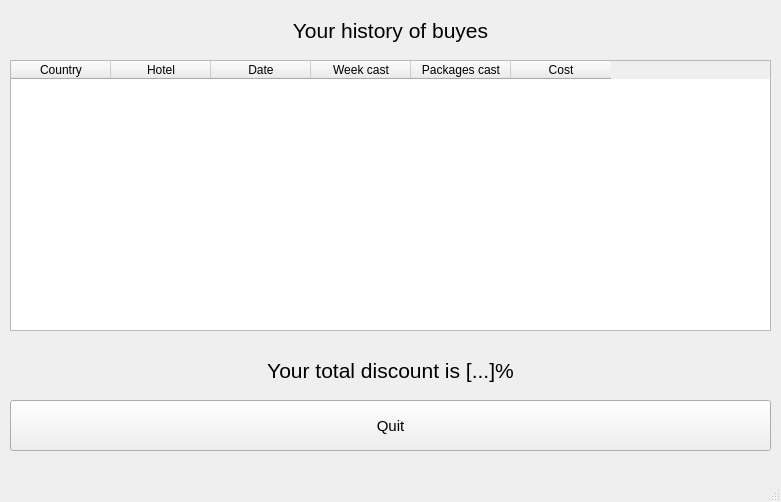
First picture: the form in mdkpv2/buyed_history.ui, repository Korobkov124/MDKP, before the edit.
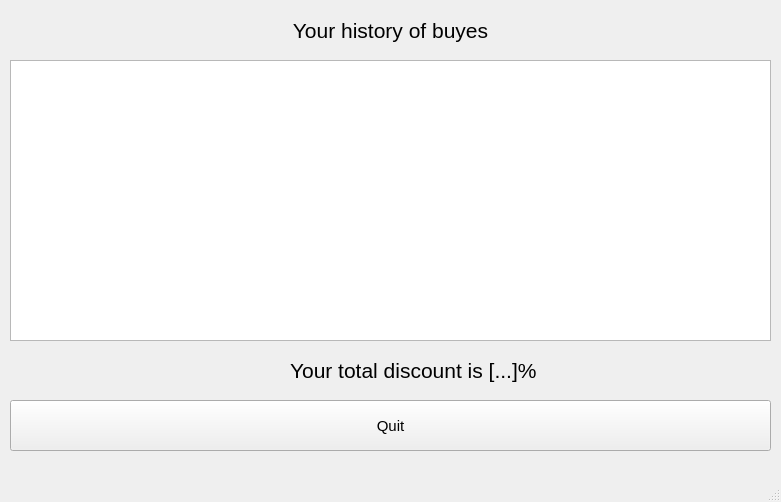
Second picture: the form after the edit.

What changed in the file:
```diff
--- a/mdkpv2/buyed_history.ui
+++ b/mdkpv2/buyed_history.ui
@@ -36,56 +36,21 @@
    <widget class="QLabel" name="label_3">
     <property name="geometry">
      <rect>
-      <x>10</x>
+      <x>290</x>
       <y>350</y>
-      <width>761</width>
+      <width>481</width>
       <height>41</height>
      </rect>
     </property>
+    <property name="font">
+     <font>
+      <pointsize>16</pointsize>
+     </font>
+    </property>
     <property name="text">
-     <string>&lt;html&gt;&lt;head/&gt;&lt;body&gt;&lt;p align=&quot;center&quot;&gt;&lt;span style=&quot; font-size:16pt;&quot;&gt;Your total discount is [...]%&lt;/span&gt;&lt;/p&gt;&lt;/body&gt;&lt;/html&gt;</string>
+     <string>&lt;html&gt;&lt;head/&gt;&lt;body&gt;&lt;p&gt;&lt;span style=&quot; font-size:16pt;&quot;&gt;Your total discount is [...]%&lt;/span&gt;&lt;/p&gt;&lt;/body&gt;&lt;/html&gt;</string>
     </property>
    </widget>
-   <widget class="QTableWidget" name="tableWidget">
-    <property name="geometry">
-     <rect>
-      <x>10</x>
-      <y>60</y>
-      <width>761</width>
-      <height>271</height>
-     </rect>
-    </property>
-    <column>
-     <property name="text">
-      <string>Country</string>
-     </property>
-    </column>
-    <column>
-     <property name="text">
-      <string>Hotel</string>
-     </property>
-    </column>
-    <column>
-     <property name="text">
-      <string>Date</string>
-     </property>
-    </column>
-    <column>
-     <property name="text">
-      <string>Week cast</string>
-     </property>
-    </column>
-    <column>
-     <property name="text">
-      <string>Packages cast</string>
-     </property>
-    </column>
-    <column>
-     <property name="text">
-      <string>Cost</string>
-     </property>
-    </column>
-   </widget>
    <widget class="QLabel" name="label">
     <property name="geometry">
      <rect>
@@ -99,6 +64,16 @@
      <string>&lt;html&gt;&lt;head/&gt;&lt;body&gt;&lt;p align=&quot;center&quot;&gt;&lt;span style=&quot; font-size:16pt;&quot;&gt;Your history of buyes&lt;/span&gt;&lt;/p&gt;&lt;/body&gt;&lt;/html&gt;</string>
     </property>
    </widget>
+   <widget class="QTableView" name="tableView">
+    <property name="geometry">
+     <rect>
+      <x>10</x>
+      <y>60</y>
+      <width>761</width>
+      <height>281</height>
+     </rect>
+    </property>
+   </widget>
   </widget>
   <widget class="QMenuBar" name="menubar">
    <property name="geometry">
```
Left out of the diff: 2 changed lines with no effect on the pictures.
